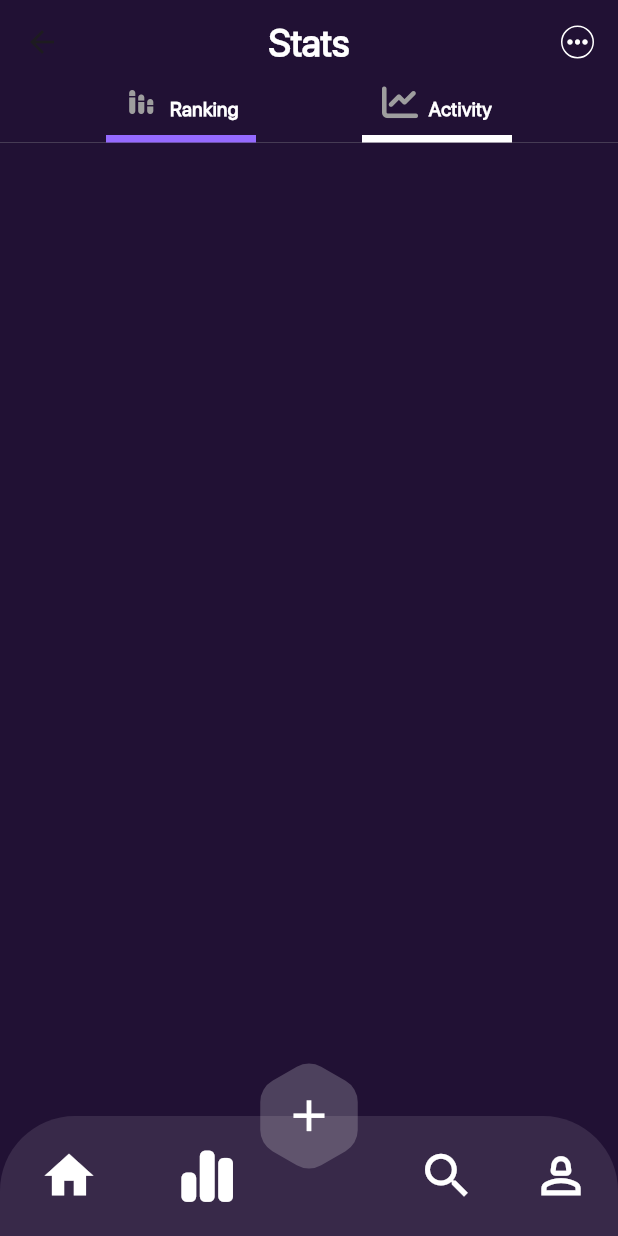
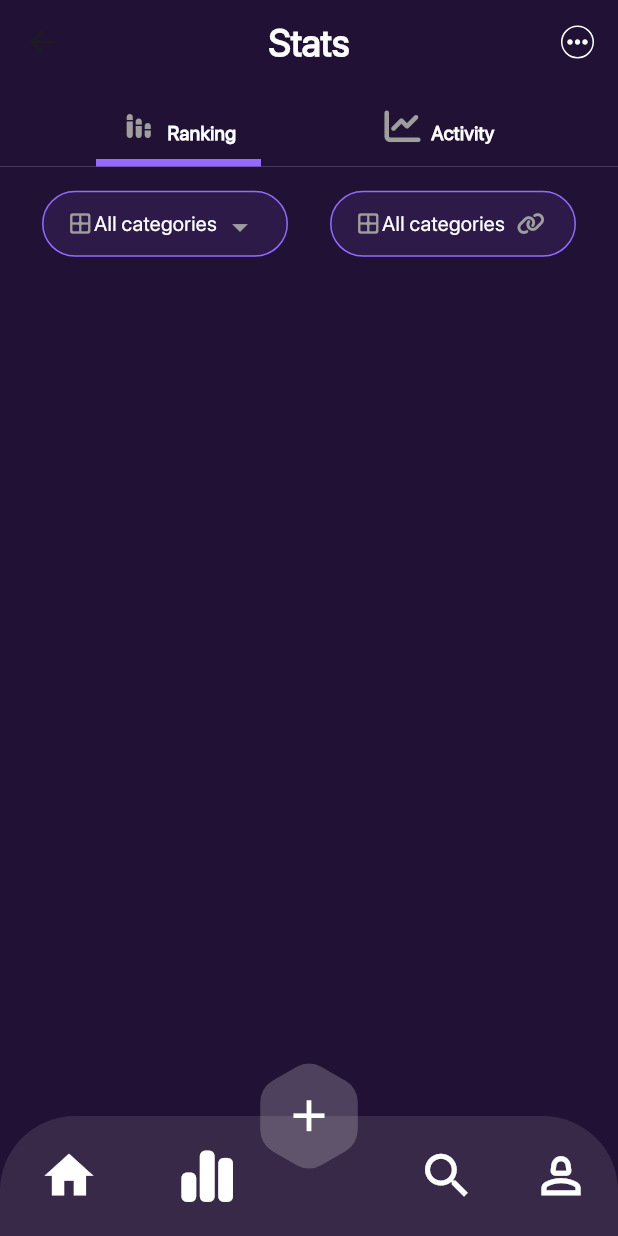
Before and after one commit to Hishamk99/mini-market-place, a Flutter app: the HomePage screen opened by its route, after a tap on an icon or button, on a phone screen of 412 x 824 dp. Run offline on Flutter 3.47's test engine with Material 3 defaults, Android fonts, the light colour scheme and no system bars; our stand-ins replace font_awesome_flutter.

Commit message:
finish custom all category widget

```diff
--- a/lib/core/resources/styles.dart
+++ b/lib/core/resources/styles.dart
@@ -53,4 +53,10 @@ class Styles {
     fontFamily: 'SF Pro Display',
     fontWeight: FontWeight.w600,
   );
+  static TextStyle style14W400 = const TextStyle(
+    color: Colors.white,
+    fontSize: 14,
+    fontFamily: 'SF Pro Display',
+    fontWeight: FontWeight.w400,
+  );
 }
--- a/lib/features/stats/views/state_page.dart
+++ b/lib/features/stats/views/state_page.dart
@@ -1,4 +1,5 @@
 import 'package:flutter/material.dart';
+import 'package:mini_nft_marketplace_app/features/stats/widgets/custom_all_category.dart';
 import 'package:mini_nft_marketplace_app/features/stats/widgets/custom_ranking_and_activity.dart';
 
 class StatsPage extends StatelessWidget {
@@ -9,6 +10,7 @@ class StatsPage extends StatelessWidget {
     return const Column(
       children: [
         CustomRankingAndActivity(),
+        CustomAllCategory(),
       ],
     );
   }
--- /dev/null
+++ b/lib/features/stats/widgets/all_stats_item.dart
@@ -0,0 +1,62 @@
+import 'package:flutter/material.dart';
+import 'package:mini_nft_marketplace_app/core/resources/styles.dart';
+
+class AllStatsItem extends StatelessWidget {
+  const AllStatsItem({
+    super.key,
+    required this.title,
+    required this.icon,
+    this.size = 25,
+  });
+  final String title;
+  final IconData icon;
+  final double size;
+  @override
+  Widget build(BuildContext context) {
+    return Row(
+      children: [
+        Container(
+          height: 44,
+          width: 164,
+          alignment: Alignment.center,
+          decoration: BoxDecoration(
+            color: const Color(0xff956aff).withOpacity(.1),
+            border: Border.all(
+              color: const Color(0xff956aff),
+            ),
+            borderRadius: BorderRadius.circular(30),
+          ),
+          child: SizedBox(
+            width: 131,
+            height: 21,
+            child: Row(
+              mainAxisSize: MainAxisSize.min,
+              children: [
+                const Icon(
+                  Icons.border_all_rounded,
+                  color: Colors.grey,
+                  size: 18,
+                ),
+                Text(
+                  title,
+                  style: Styles.style14W400,
+                ),
+                Expanded(
+                  child: IconButton(
+                    padding: EdgeInsets.zero,
+                    onPressed: () {},
+                    icon: Icon(
+                      icon,
+                      color: Colors.grey,
+                      size: size,
+                    ),
+                  ),
+                ),
+              ],
+            ),
+          ),
+        ),
+      ],
+    );
+  }
+}
--- /dev/null
+++ b/lib/features/stats/widgets/custom_all_category.dart
@@ -0,0 +1,28 @@
+import 'package:flutter/material.dart';
+import 'package:font_awesome_flutter/font_awesome_flutter.dart';
+
+import 'all_stats_item.dart';
+
+class CustomAllCategory extends StatelessWidget {
+  const CustomAllCategory({
+    super.key,
+  });
+
+  @override
+  Widget build(BuildContext context) {
+    return const Row(
+      mainAxisAlignment: MainAxisAlignment.spaceEvenly,
+      children: [
+        AllStatsItem(
+          title: 'All categories',
+          icon: Icons.arrow_drop_down_outlined,
+        ),
+        AllStatsItem(
+          title: 'All categories',
+          icon: FontAwesomeIcons.link,
+          size: 15,
+        ),
+      ],
+    );
+  }
+}
--- a/lib/features/stats/widgets/custom_ranking_and_activity.dart
+++ b/lib/features/stats/widgets/custom_ranking_and_activity.dart
@@ -19,13 +19,15 @@ class _CustomRankingAndActivityState extends State<CustomRankingAndActivity> {
   @override
   void initState() {
     colorLeft = const Color(0xff956aff);
-    colorRight = Colors.white;
+    colorRight = Colors.transparent;
     super.initState();
   }
 
   @override
   Widget build(BuildContext context) {
-    return Container(
+    return Padding(
+      padding: const EdgeInsets.symmetric(vertical: 16),
+      child: Container(
         decoration: const BoxDecoration(
           border: Border(
             bottom: BorderSide(
@@ -41,7 +43,7 @@ class _CustomRankingAndActivityState extends State<CustomRankingAndActivity> {
             CustomRowItem(
               title: 'Ranking',
               icon: Icons.stacked_bar_chart_rounded,
-            color: colorLeft ?? Colors.white,
+              color: colorLeft ?? const Color(0xff956aff),
               onTap: () {
                 setState(() {
                   colorLeft = const Color(0xff956aff);
@@ -52,7 +54,7 @@ class _CustomRankingAndActivityState extends State<CustomRankingAndActivity> {
             CustomRowItem(
               title: 'Activity',
               icon: FontAwesomeIcons.chartLine,
-            color: colorRight ?? Colors.white,
+              color: colorRight ?? Colors.transparent,
               onTap: () {
                 setState(() {
                   colorRight = const Color(0xff956aff);
@@ -62,6 +64,7 @@ class _CustomRankingAndActivityState extends State<CustomRankingAndActivity> {
             ),
           ],
         ),
+      ),
     );
   }
 }
--- a/lib/features/stats/widgets/custom_row_item.dart
+++ b/lib/features/stats/widgets/custom_row_item.dart
@@ -18,8 +18,9 @@ class CustomRowItem extends StatelessWidget {
     return GestureDetector(
       onTap: onTap,
       child: Container(
-        width: 100,
+        width: 110,
         decoration: BoxDecoration(
+
           border: Border(
             bottom: BorderSide(
               color: color,
```
Lines whose indentation alone changed are shown as unchanged.
